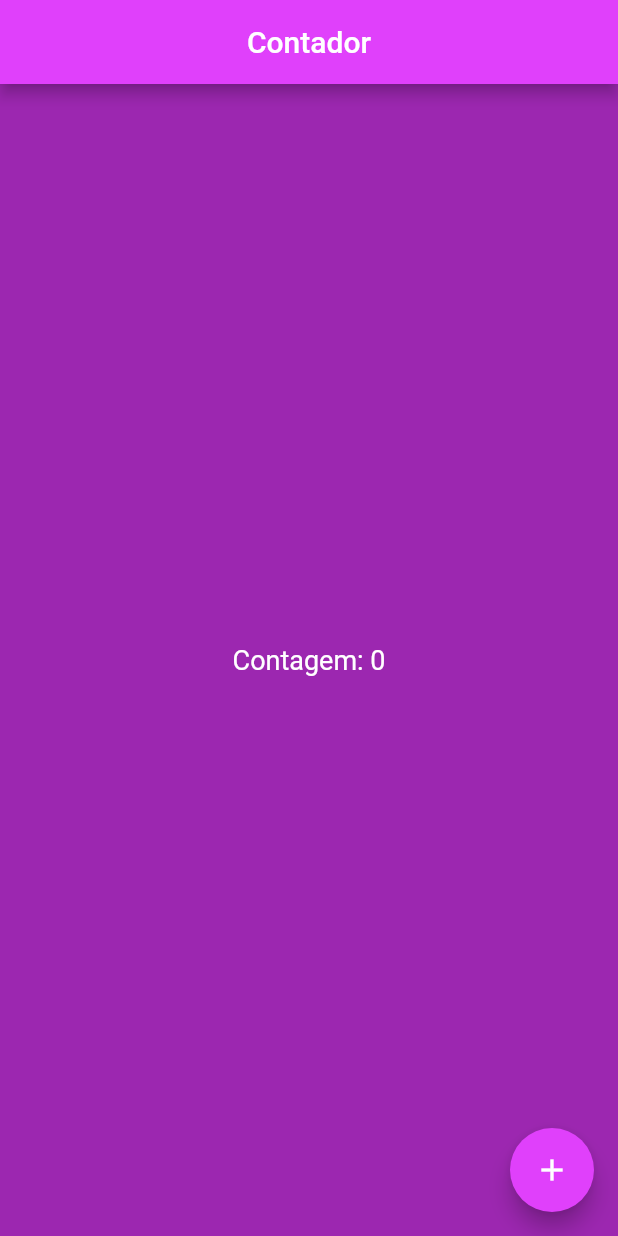
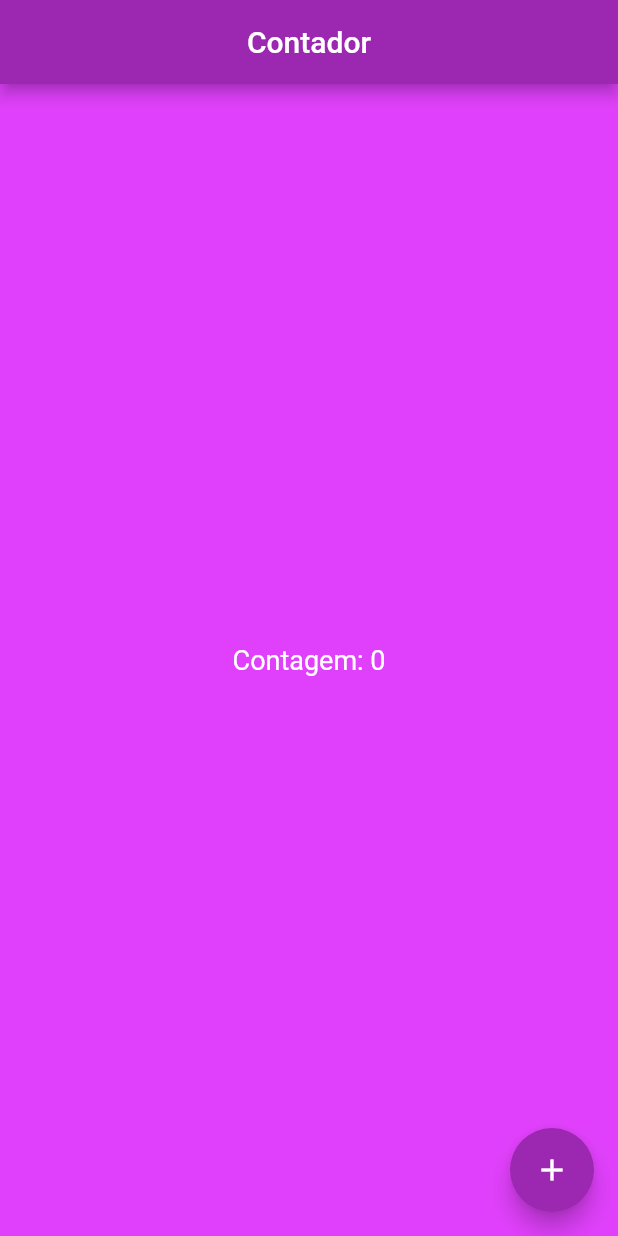
Before and after one commit to montonurb/ignite-first-activity, a Flutter app: the screen it shows after launch, on a phone screen of 412 x 824 dp. Run offline on Flutter 3.47's test engine with Material 2 defaults, Android fonts, the phone set to English and light mode, and no system bars.

Commit message:
adicionando temas no app e aplicando a configuração de darktheme de acordo com a configuração do sistema

```diff
--- a/lib/app-widget.dart
+++ b/lib/app-widget.dart
@@ -1,3 +1,5 @@
+import 'dart:ui';
+
 import 'package:flutter/material.dart';
 
 class AppWidget extends StatelessWidget {
@@ -6,6 +8,27 @@ class AppWidget extends StatelessWidget {
     return MaterialApp(
       title: "Meu Primeiro App",
       home: HomePage(),
+      themeMode: ThemeMode.system,
+      theme: ThemeData(
+        textTheme: TextTheme(
+          bodyText2: TextStyle(color: Colors.white),
+        ),
+        primaryColor: Colors.purple,
+        scaffoldBackgroundColor: Colors.purpleAccent,
+        floatingActionButtonTheme: FloatingActionButtonThemeData(
+          backgroundColor: Colors.purple,
+        ),
+      ),
+      darkTheme: ThemeData(
+        textTheme: TextTheme(
+          bodyText2: TextStyle(color: Colors.white),
+        ),
+        primaryColor: Colors.black,
+        scaffoldBackgroundColor: Colors.grey,
+        floatingActionButtonTheme: FloatingActionButtonThemeData(
+          backgroundColor: Colors.black,
+        ),
+      ),
     );
   }
 }
@@ -22,16 +45,16 @@ class HomePageState extends State<HomePage> {
   @override
   Widget build(BuildContext context) {
     return Scaffold(
-      backgroundColor: Colors.purple,
       appBar: AppBar(
-        backgroundColor: Colors.purpleAccent,
         title: Text("Contador"),
         centerTitle: true,
       ),
       body: Center(
         child: Text(
           "Contagem: $count",
-          style: TextStyle(color: Colors.white, fontSize: 18),
+          style: TextStyle(
+            fontSize: 18,
+          ),
         ),
       ),
       floatingActionButton: FloatingActionButton(
@@ -42,9 +65,7 @@ class HomePageState extends State<HomePage> {
         },
         child: Icon(
           Icons.add,
-          color: Colors.white,
         ),
-        backgroundColor: Colors.purpleAccent,
       ),
     );
   }
```
